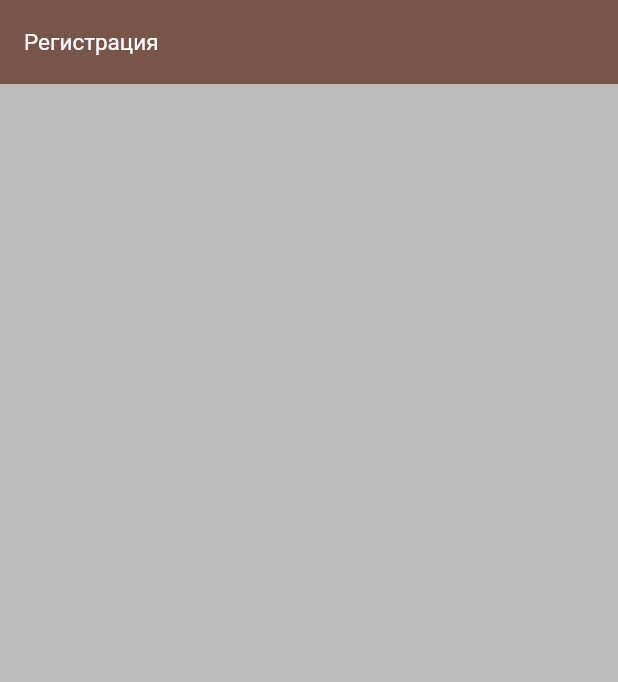
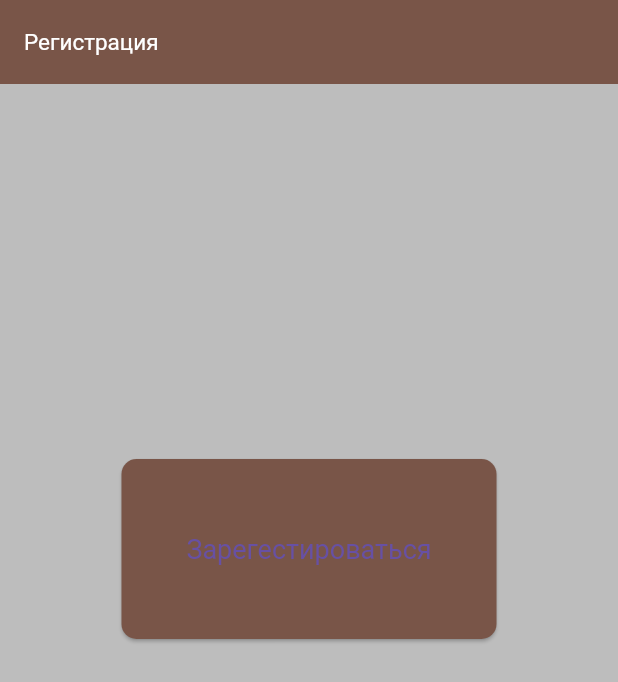
Before and after one commit to yoGurtwithThoughts/auto_page, a Flutter app: the screen it shows after launch, on a phone screen of 412 x 824 dp. Shown: the top 682 px of the screen. Run offline on Flutter 3.47's test engine with Material 3 defaults, Android fonts, the light colour scheme and no system bars; our stand-ins replace supabase_flutter; accounts and stored records are empty.

Commit message:
совместить кнопку с сохранением и регистрацию.

```diff
--- a/lib/auto_page.dart
+++ b/lib/auto_page.dart
@@ -1,7 +1,9 @@
+import 'package:auto_page/model/loginuser.dart';
 import 'package:flutter/material.dart';
 import 'package:supabase_flutter/supabase_flutter.dart';
 
 class AutoRisatoinPage extends StatelessWidget{
+
   @override
 Widget build (BuildContext context){
 return  Scaffold(
@@ -13,9 +15,37 @@ return  Scaffold(
      fontSize: 15,
      color: Colors.white,
      fontWeight: FontWeight.w400,
+),),
+  ),
+  body:  SingleChildScrollView(
+  child: Center(
+    child:Padding(
+    padding:EdgeInsets.only(top: 250),
+    child: Container(
+      height: 120,
+      width: 250,
+child: ElevatedButton(
+      onPressed: () async{
+ Navigator.push(
+              context,
+              MaterialPageRoute(builder: (context) => LoginUser(),),);
+              },
+      style: ElevatedButton.styleFrom(
+            backgroundColor: Colors.brown, // Цвет кнопки
+            textStyle: TextStyle(
+              fontSize: 18.0,
+            ),
+            padding: EdgeInsets.symmetric(horizontal: 20.0, vertical: 10.0), // Отступы вокруг текста
+            shape: RoundedRectangleBorder(
+              borderRadius: BorderRadius.circular(10.0), // Скругление углов кнопки
+            ),
+          ),
+      child: Text('Зарегестироваться',
+      ),
+      ),
+    ), ),),
+  )
+);
 
-    ),),
-  ),
-);
 }
 }
--- a/lib/loginPage.dart
+++ /dev/null
@@ -1,2 +0,0 @@
-import 'package:flutter/material.dart';
-import 'package:supabase_flutter/supabase_flutter.dart';
```
Also changed, not shown: lib/model/loginuser.dart (+15 -1 lines), 1 other file.
